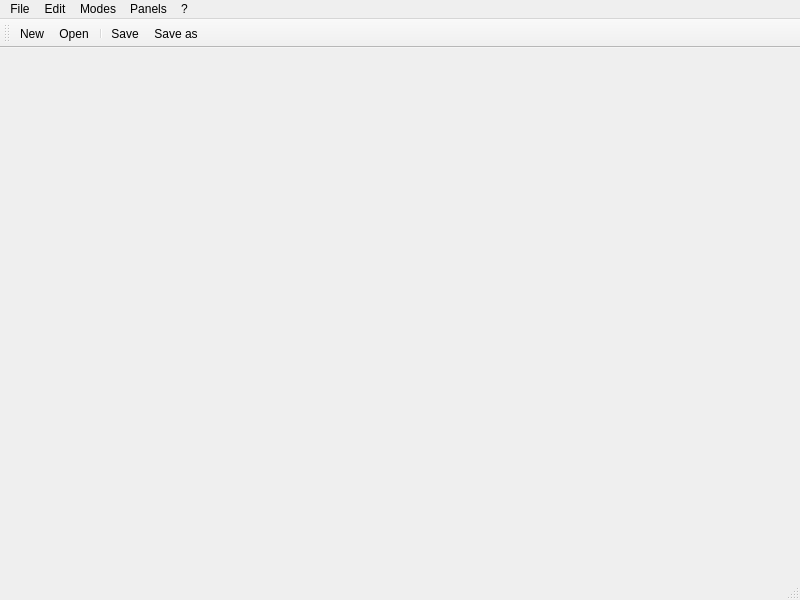
This is examples/notepad/forms/main_window.ui in pyQode/pyqode.core as Qt 5 draws it before an edit. The edited form follows.
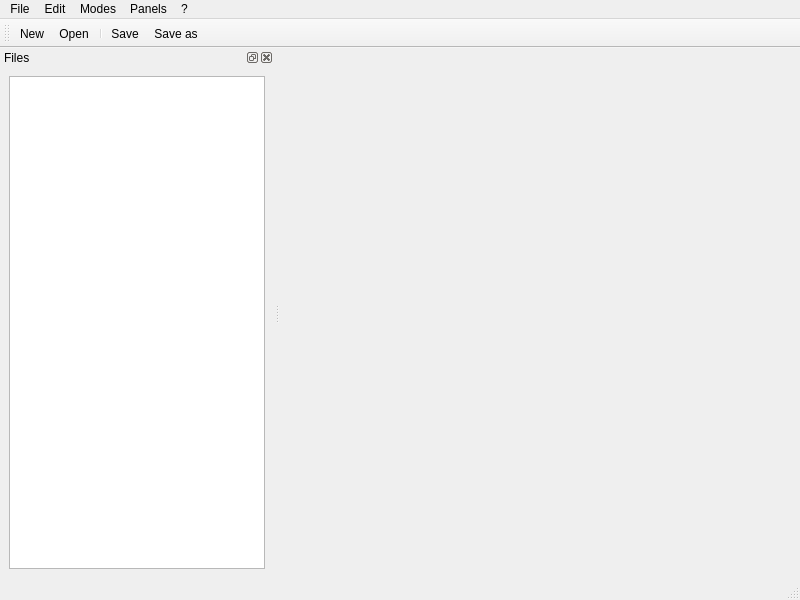
This is the edited form. Icons and pictures are not drawn. Custom widgets are drawn as their Qt base class.

Commit message:
Move FileSystemTreeView in dock widget (in designer) -> crash disappear
Close pyQode/pyQode#38

```diff
--- a/examples/notepad/forms/main_window.ui
+++ b/examples/notepad/forms/main_window.ui
@@ -93,6 +93,21 @@
    <addaction name="actionSave"/>
    <addaction name="actionSave_as"/>
   </widget>
+  <widget class="QDockWidget" name="dockWidget">
+   <property name="windowTitle">
+    <string>Files</string>
+   </property>
+   <attribute name="dockWidgetArea">
+    <number>1</number>
+   </attribute>
+   <widget class="QWidget" name="dockWidgetContents">
+    <layout class="QGridLayout" name="gridLayout_2">
+     <item row="0" column="0">
+      <widget class="FileSystemTreeView" name="treeView"/>
+     </item>
+    </layout>
+   </widget>
+  </widget>
   <action name="actionNew">
    <property name="icon">
     <iconset resource="resources.qrc">
@@ -215,6 +230,11 @@
    <header>pyqode.core.widgets</header>
    <container>1</container>
   </customwidget>
+  <customwidget>
+   <class>FileSystemTreeView</class>
+   <extends>QTreeView</extends>
+   <header>pyqode.core.widgets</header>
+  </customwidget>
  </customwidgets>
  <resources>
   <include location="resources.qrc"/>
```
Left out of the diff: 2 changed lines with no effect on the pictures. The commit also changes 3 other files.
